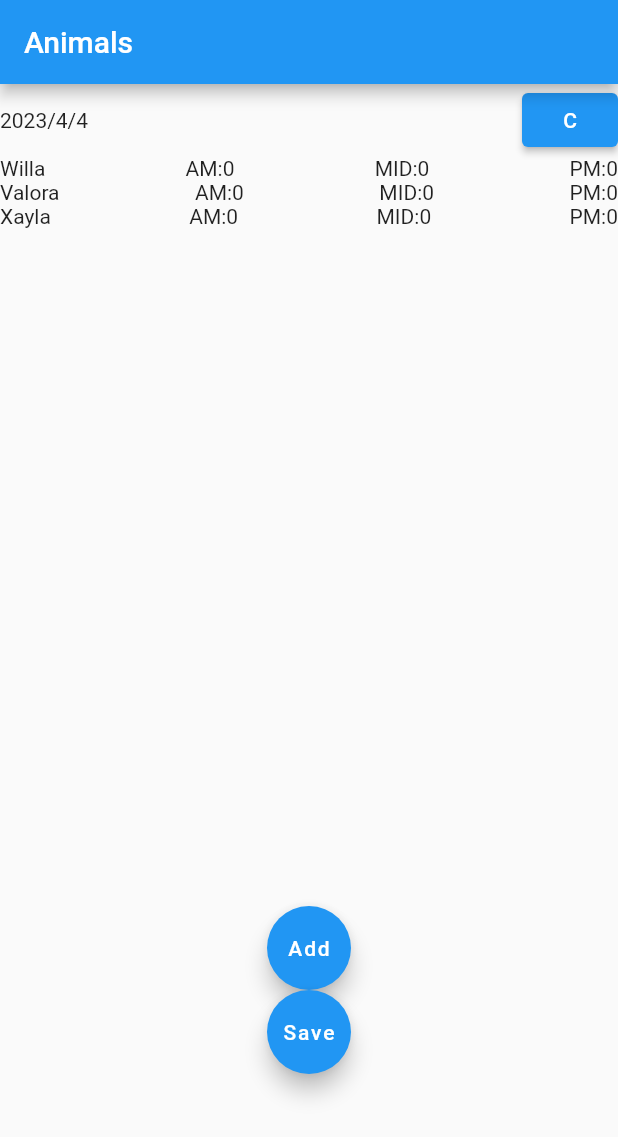
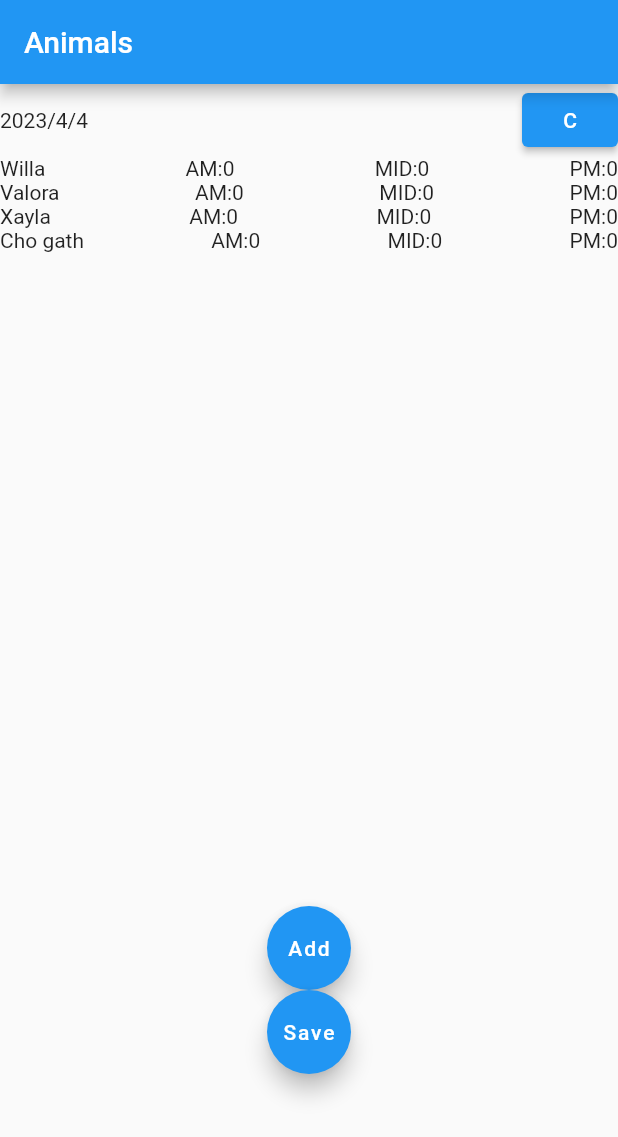
Before and after one commit to AlfredGuder/CWR, a Flutter app: the screen it shows after launch, on a phone screen of 412 x 824 dp. Shown: the top 1137 px of the screen. Run offline on Flutter 3.47's test engine with Material 2 defaults, Android fonts, the phone set to English and light mode, and no system bars; our stand-ins replace hive_flutter, shared_preferences, table_calendar; accounts and stored records are empty.

Commit message:
Update main.dart

```diff
--- a/documentation_assistant/lib/main.dart
+++ b/documentation_assistant/lib/main.dart
@@ -45,7 +45,8 @@ class MyHomePageState extends State<MyHomePage> {
   List<Animal> animalFeedList = [
     Animal("Willa", 0, 0, 0),
     Animal("Valora", 0, 0, 0),
-    Animal("Xayla", 0, 0, 0)
+    Animal("Xayla", 0, 0, 0),
+    Animal("Cho gath", 0, 0, 0)
   ];
 
   String extractDate(String receivedDate) {
```
